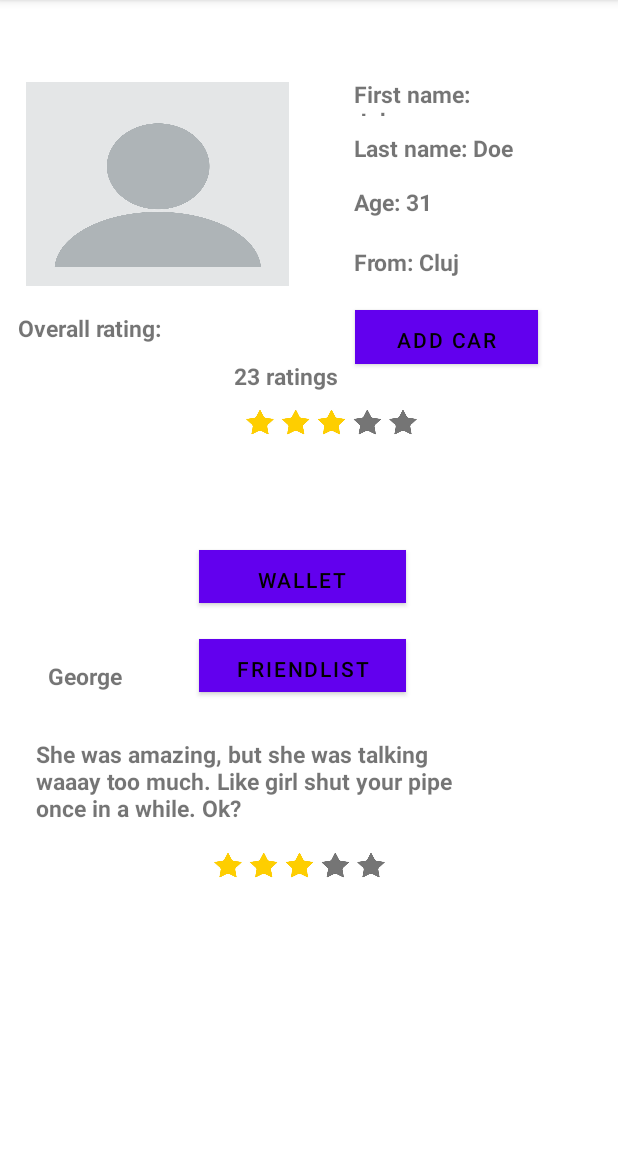
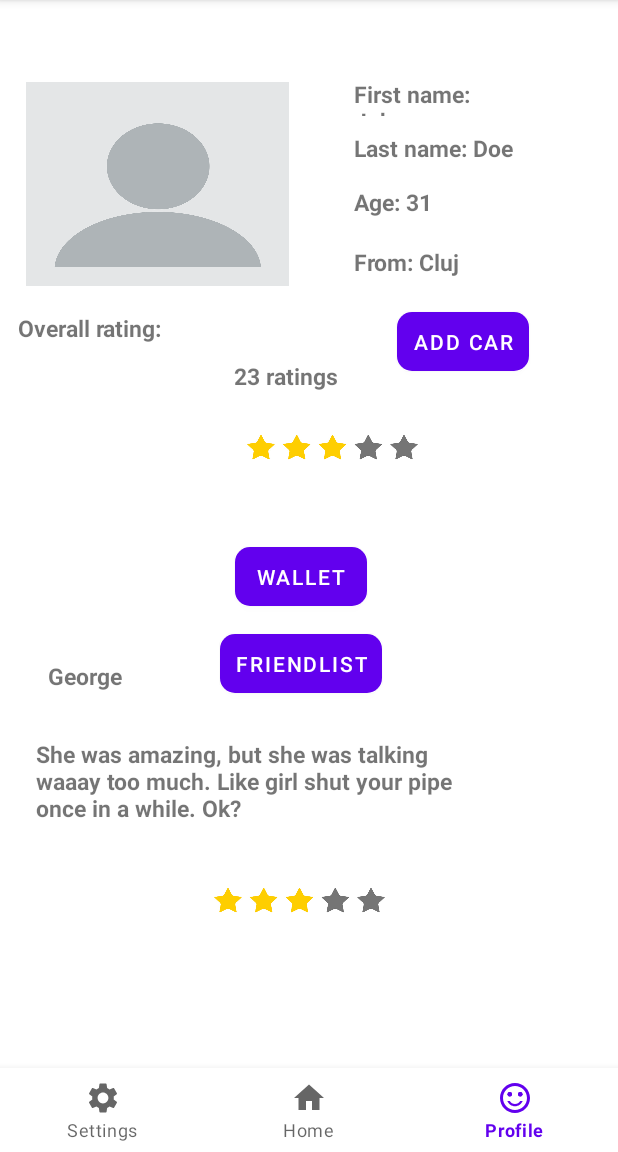
Before and after one commit to PopPaulTudor/UIDProject, an Android app: the ProfilePage screen opened directly, with no data from a screen before it, on a phone screen of 412 x 824 dp, the part 84-1236 px from its top. Run offline under Robolectric (Android 15) with nearby library versions, the phone set to English and light mode, and no system bars.

Commit message:
Finished project

```diff
--- a/app/src/main/java/com/example/uidproject/BaseActivity.java
+++ b/app/src/main/java/com/example/uidproject/BaseActivity.java
@@ -8,6 +8,7 @@ import android.widget.Toast;
 import androidx.annotation.NonNull;
 import androidx.appcompat.app.AppCompatActivity;
 
+import com.example.uidproject.profilePage.ProfilePage;
 import com.google.android.material.bottomnavigation.BottomNavigationView;
 
 
@@ -43,9 +44,10 @@ public abstract class BaseActivity extends AppCompatActivity implements BottomNa
             if (itemId == R.id.action_home) {
                 startActivity(new Intent(this, HomeActivity.class));
             } else if (itemId == R.id.action_profile) {
-                startActivity(new Intent(this, ProfileActivity.class));
+                startActivity(new Intent(this, ProfilePage.class));
             } else if (itemId == R.id.action_settings) {
-                startActivity(new Intent(this, SettingsActivity.class));
+                Toast.makeText(getApplicationContext(), "Yet to be implemented",
+                        Toast.LENGTH_SHORT).show();
             }
             finish();
         }, 300);
--- a/app/src/main/java/com/example/uidproject/chat/ChatListAdapter.kt
+++ b/app/src/main/java/com/example/uidproject/chat/ChatListAdapter.kt
@@ -34,9 +34,6 @@ class ChatListAdapter(private val context: Context
 
         sender.text = arrayList[position].sender
         message.text = arrayList[position].message
-        if(!arrayList[position].isUser) {
-            sender.gravity = Gravity.END
-        }
         return convertView
     }
 }
--- a/app/src/main/java/com/example/uidproject/create_route/RouteSharedActivity.java
+++ b/app/src/main/java/com/example/uidproject/create_route/RouteSharedActivity.java
@@ -8,6 +8,7 @@ import android.widget.Toast;
 
 import com.example.uidproject.BaseActivity;
 import com.example.uidproject.R;
+import com.example.uidproject.keep_buddy.KeepBuddyActivity;
 import com.google.android.material.snackbar.Snackbar;
 
 public class RouteSharedActivity extends BaseActivity {
@@ -50,9 +51,9 @@ public class RouteSharedActivity extends BaseActivity {
         });
 
         findViewById(R.id.endRoute).setOnClickListener(view -> {
-            Intent intent = new Intent(getApplicationContext(), CreateRouteActivity.class);
-            intent.addFlags(Intent.FLAG_ACTIVITY_CLEAR_TOP);
+            Intent intent = new Intent(getApplicationContext(), KeepBuddyActivity.class);
             startActivity(intent);
+            this.finish();
         });
 
 
--- a/app/src/main/java/com/example/uidproject/profilePage/ProfilePage.kt
+++ b/app/src/main/java/com/example/uidproject/profilePage/ProfilePage.kt
@@ -7,11 +7,13 @@ import android.os.Bundle
 import android.widget.Button
 import android.widget.ImageView
 import android.widget.TextView
+import com.example.uidproject.BaseActivity
 import com.example.uidproject.R
 import com.example.uidproject.addCar.AddCar
+import com.example.uidproject.friend_list.FriendListActivity
 import com.example.uidproject.wallet.WalletPage
 
-class ProfilePage : AppCompatActivity() {
+class ProfilePage : BaseActivity() {
 
     lateinit var profilePicture: ImageView
     lateinit var ratingStars: ImageView
@@ -19,10 +21,8 @@ class ProfilePage : AppCompatActivity() {
     lateinit var wallet: Button
     lateinit var addCar: Button
 
-    @SuppressLint("SetTextI18n")
     override fun onCreate(savedInstanceState: Bundle?) {
         super.onCreate(savedInstanceState)
-        setContentView(R.layout.activity_profile_page)
 
         profilePicture = findViewById(R.id.profile_image)
         profilePicture.setImageResource(R.drawable.profile_image)
@@ -63,19 +63,26 @@ class ProfilePage : AppCompatActivity() {
                 "Like girl shut your pipe once in a while. Ok?"
 
         friendlist.setOnClickListener{
-
+            val intent = Intent(this, FriendListActivity::class.java)
+            startActivity(intent)
         }
 
         wallet.setOnClickListener {
             val intent = Intent(this, WalletPage::class.java)
-            this.finish()
             startActivity(intent)
         }
 
         addCar.setOnClickListener {
             val intent = Intent(this, AddCar::class.java)
-            this.finish()
             startActivity(intent)
         }
     }
+
+    override fun getLayoutId(): Int {
+        return R.layout.activity_profile_page
+    }
+
+    override fun getBottomNavigationMenuItemId(): Int {
+        return R.id.action_profile
+    }
 }
--- a/app/src/main/res/layout/activity_login_page.xml
+++ b/app/src/main/res/layout/activity_login_page.xml
@@ -106,7 +106,7 @@
                 android:layout_width="wrap_content"
                 android:layout_height="wrap_content"
                 android:padding="30dp"
-                android:text="Model of Transportation"
+                android:text="Share a trip"
                 android:textSize="20sp"
                 android:textStyle="bold"
                 app:layout_constraintBottom_toBottomOf="parent"
--- a/app/src/main/res/layout/activity_profile_page.xml
+++ b/app/src/main/res/layout/activity_profile_page.xml
@@ -87,10 +87,10 @@
         android:scaleType="fitXY"
         app:layout_constraintBottom_toBottomOf="parent"
         app:layout_constraintEnd_toEndOf="parent"
-        app:layout_constraintHorizontal_bias="0.553"
+        app:layout_constraintHorizontal_bias="0.557"
         app:layout_constraintStart_toStartOf="parent"
         app:layout_constraintTop_toTopOf="parent"
-        app:layout_constraintVertical_bias="0.359"
+        app:layout_constraintVertical_bias="0.382"
         tools:ignore="MissingConstraints"
         tools:srcCompat="@drawable/rating_stars" />
 
@@ -106,13 +106,14 @@
         app:layout_constraintTop_toTopOf="parent"
         tools:text="No. ratings" />
 
-    <Button
+    <com.google.android.material.button.MaterialButton
         android:id="@+id/add_car"
-        android:layout_width="122dp"
-        android:layout_height="36dp"
-        android:background="#D3C88A"
+        android:layout_width="wrap_content"
+        android:layout_height="wrap_content"
         android:text="@string/add_car"
-        android:textColor="@color/black"
+        android:padding="10dp"
+        android:textColor="@color/white"
+        app:cornerRadius="10dp"
         app:layout_constraintBottom_toBottomOf="parent"
         app:layout_constraintEnd_toEndOf="parent"
         app:layout_constraintHorizontal_bias="0.816"
@@ -121,13 +122,14 @@
         app:layout_constraintVertical_bias="0.282"
         tools:ignore="MissingConstraints" />
 
-    <Button
+    <com.google.android.material.button.MaterialButton
         android:id="@+id/friendlist"
-        android:layout_width="138dp"
-        android:layout_height="35dp"
-        android:background="#D3C88A"
+        android:layout_width="wrap_content"
+        android:layout_height="wrap_content"
+        android:padding="10dp"
         android:text="@string/friendlist"
-        android:textColor="@color/black"
+        android:textColor="@color/white"
+        app:cornerRadius="10dp"
         app:layout_constraintBottom_toBottomOf="parent"
         app:layout_constraintEnd_toEndOf="parent"
         app:layout_constraintHorizontal_bias="0.483"
@@ -136,15 +138,16 @@
         app:layout_constraintVertical_bias="0.581"
         tools:ignore="MissingConstraints" />
 
-    <Button
+    <com.google.android.material.button.MaterialButton
         android:id="@+id/wallet"
-        android:layout_width="138dp"
-        android:layout_height="35dp"
+        android:layout_width="wrap_content"
+        android:layout_height="wrap_content"
+        android:padding="10dp"
         android:layout_alignParentBottom="true"
         android:layout_centerHorizontal="true"
-        android:background="#D3C88A"
         android:text="@string/wallet"
-        android:textColor="@color/black"
+        android:textColor="@color/white"
+        app:cornerRadius="10dp"
         app:layout_constraintBottom_toBottomOf="parent"
         app:layout_constraintEnd_toEndOf="parent"
         app:layout_constraintHorizontal_bias="0.483"
@@ -177,7 +180,7 @@
         app:layout_constraintHorizontal_bias="0.478"
         app:layout_constraintStart_toStartOf="parent"
         app:layout_constraintTop_toTopOf="parent"
-        app:layout_constraintVertical_bias="0.765"
+        app:layout_constraintVertical_bias="0.797"
         tools:ignore="MissingConstraints"
         tools:srcCompat="@drawable/rating_stars" />
 
@@ -193,4 +196,12 @@
         app:layout_constraintTop_toTopOf="parent"
         tools:text="She was amazing, but she was talking waaay too much. Like girl shut your pipe once in a while. Ok?" />
 
+    <include
+        android:id="@+id/navigation"
+        layout="@layout/item_bottom_navigation"
+        android:layout_width="match_parent"
+        android:layout_height="wrap_content"
+        android:layout_gravity="bottom"
+        app:layout_constraintBottom_toBottomOf="parent" />
+
 </androidx.constraintlayout.widget.ConstraintLayout>
```
Also changed, not shown: app/src/main/java/com/example/uidproject/addCar/AddCar.kt (+11 -2 lines), app/src/main/java/com/example/uidproject/chat/ChatActivity.kt (+6 -6 lines), app/src/main/java/com/example/uidproject/friend_list/FriendListActivity.kt (+17 -10 lines), app/src/main/java/com/example/uidproject/join_route/screens/JoinedRoute.kt (+6 -1 lines), app/src/main/java/com/example/uidproject/keep_buddy/KeepBuddyActivity.kt (+11 -0 lines), app/src/main/java/com/example/uidproject/wallet/WalletPage.kt (+10 -2 lines), app/src/main/res/layout/activity_add_car.xml (+8 -0 lines), app/src/main/res/layout/activity_joined_route.xml (+16 -0 lines), app/src/main/res/layout/activity_wallet_page.xml (+10 -2 lines), app/src/main/res/layout/chat_activity.xml (+0 -32 lines), app/src/main/res/layout/friend_list.xml (+21 -3 lines), app/src/main/res/layout/keep_your_buddy.xml (+8 -0 lines).
